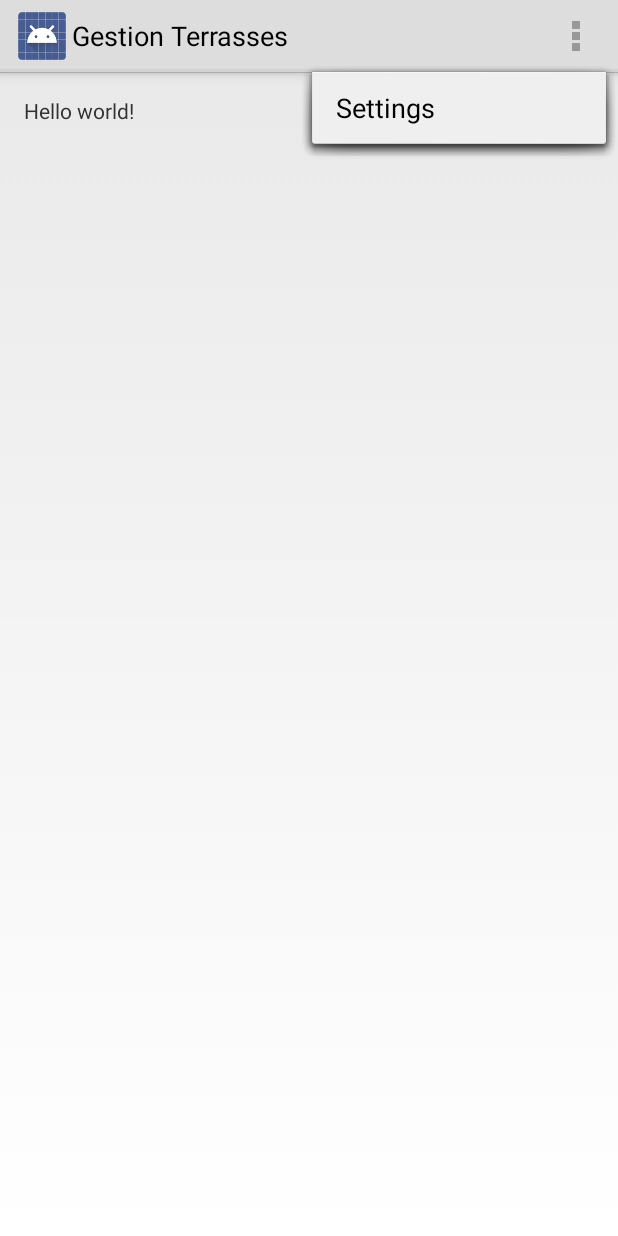
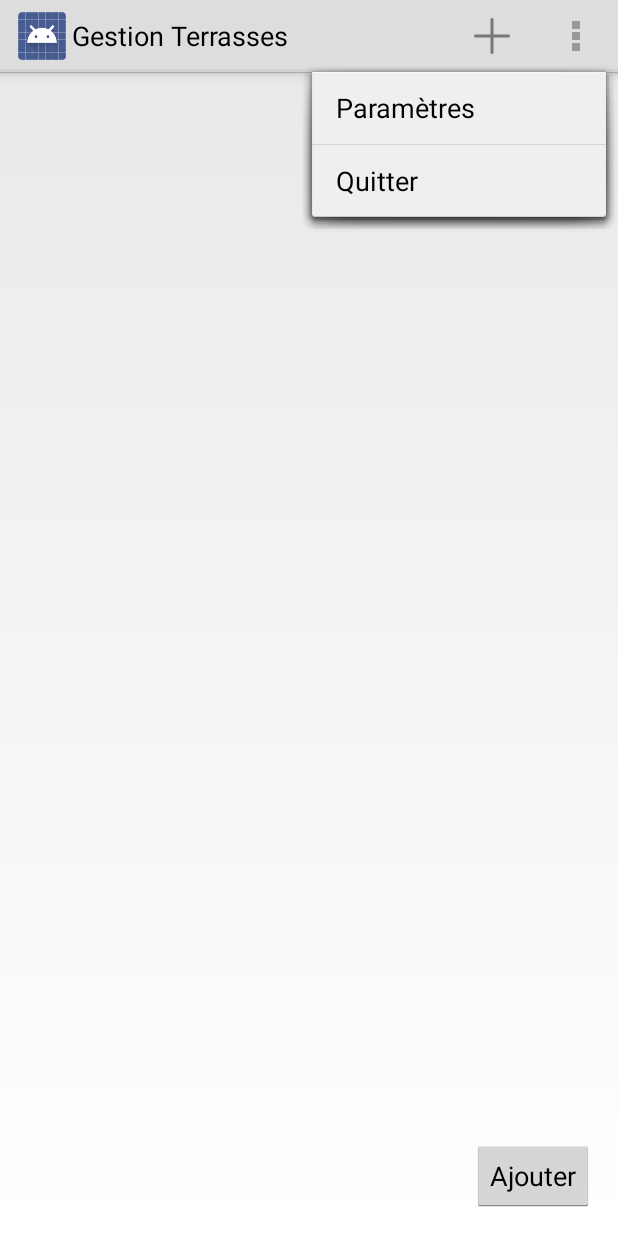
Before and after one commit to Martin-Mden/GestionEmplacements, an Android app: the screen it shows after launch (MainActivity), with the options menu open, on a phone screen of 412 x 824 dp. Run offline under Robolectric (Android 15) with nearby library versions, the phone set to English and light mode, and no system bars.

Commit message:
Début d'implémentation de l'interface de l'application.

```diff
--- a/app/src/main/res/layout/activity_main.xml
+++ b/app/src/main/res/layout/activity_main.xml
@@ -1,16 +1,34 @@
-<RelativeLayout xmlns:android="http://schemas.android.com/apk/res/android"
-    xmlns:tools="http://schemas.android.com/tools"
-    android:layout_width="match_parent"
-    android:layout_height="match_parent"
-    android:paddingLeft="@dimen/activity_horizontal_margin"
-    android:paddingRight="@dimen/activity_horizontal_margin"
-    android:paddingTop="@dimen/activity_vertical_margin"
-    android:paddingBottom="@dimen/activity_vertical_margin"
-    tools:context="fr.mden.gestionterrasses.app.MainActivity">
+    <LinearLayout
+        android:paddingLeft="@dimen/activity_horizontal_margin"
+        android:paddingRight="@dimen/activity_horizontal_margin"
+        android:paddingTop="@dimen/activity_vertical_margin"
+        android:paddingBottom="@dimen/activity_vertical_margin"
+        xmlns:tools="http://schemas.android.com/tools"
+        xmlns:android="http://schemas.android.com/apk/res/android"
+        tools:context="fr.mden.gestionterrasses.app.MainActivity"
+        android:orientation="vertical"
+        android:layout_width="fill_parent"
+        android:layout_height="fill_parent"
+        android:baselineAligned="false">
 
-    <TextView
-        android:text="@string/hello_world"
-        android:layout_width="wrap_content"
-        android:layout_height="wrap_content" />
 
-</RelativeLayout>
+        <ListView
+            android:layout_width="fill_parent"
+            android:layout_height="0dp"
+            android:id="@+id/listView"
+            android:layout_weight="0.64" />
+
+        <GridLayout
+            android:layout_width="fill_parent"
+            android:layout_height="50dp">
+
+
+            <Button
+                android:layout_width="wrap_content"
+                android:layout_height="wrap_content"
+                android:text="Ajouter"
+                android:id="@+id/button"
+                android:layout_row="2"
+                android:layout_column="21" />
+        </GridLayout>
+    </LinearLayout>
--- a/app/src/main/res/menu/main.xml
+++ b/app/src/main/res/menu/main.xml
@@ -2,8 +2,13 @@
     xmlns:app="http://schemas.android.com/apk/res-auto"
     xmlns:tools="http://schemas.android.com/tools"
     tools:context="fr.mden.gestionterrasses.app.MainActivity" >
+    <item android:title="Ajouter un emplacement"
+        android:icon="@drawable/ic_action_ajouter"
+        android:showAsAction="always"/>
     <item android:id="@+id/action_settings"
-        android:title="@string/action_settings"
-        android:orderInCategory="100"
-        app:showAsAction="never" />
+        android:title="Paramètres"
+        android:icon="@drawable/ic_action_settings"
+        android:showAsAction="never"/>
+    <item android:title="Quitter"
+        android:showAsAction="never"/>
 </menu>
--- a/app/src/main/res/values/strings.xml
+++ b/app/src/main/res/values/strings.xml
@@ -2,7 +2,6 @@
 <resources>
 
     <string name="app_name">Gestion Terrasses</string>
-    <string name="hello_world">Hello world!</string>
-    <string name="action_settings">Settings</string>
+    <string name="action_settings">Options</string>
 
 </resources>
--- a/app/src/main/res/values/styles.xml
+++ b/app/src/main/res/values/styles.xml
@@ -1,8 +1,5 @@
 <resources>
+    <style name="AppTheme" parent="android:Theme.Holo.Light">
 
-    <!-- Base application theme. -->
-    <style name="AppTheme" parent="android:Theme.Holo.Light">
-        <!-- Customize your theme here. -->
     </style>
-
 </resources>
```
Also changed, not shown: app/src/main/icone_ajouter-web.png (added), app/src/main/res/drawable-hdpi/ic_action_ajouter.png (added), app/src/main/res/drawable-hdpi/ic_action_settings.png (added), app/src/main/res/drawable-mdpi/ic_action_ajouter.png (added), app/src/main/res/drawable-mdpi/ic_action_settings.png (added), app/src/main/res/drawable-xhdpi/ic_action_ajouter.png (added), app/src/main/res/drawable-xhdpi/ic_action_settings.png (added), app/src/main/res/drawable-xxhdpi/ic_action_ajouter.png (added), app/src/main/res/drawable-xxhdpi/ic_action_settings.png (added).
